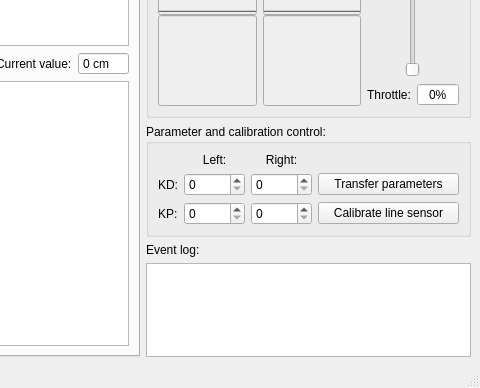
Flooten/mazetercontrol, file forms/mainwindow.ui: the form before one commit; both pictures show x 600 to 1080 and y 312 to 700 of the 1080 by 700 pixel window.
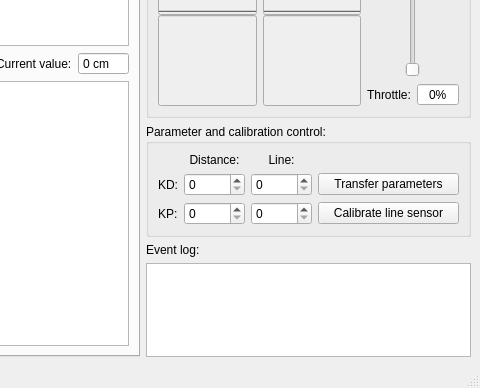
The form after the commit. Icons and pictures are not drawn.

Commit message: Changes to allow new commandtable codes. Parameters now specify line or distance sensors instead of left and right

What changed in the file:
```diff
--- a/forms/mainwindow.ui
+++ b/forms/mainwindow.ui
@@ -812,7 +812,7 @@
            <item row="0" column="1">
             <widget class="QLabel" name="label">
              <property name="text">
-              <string>Left:</string>
+              <string>Distance:</string>
              </property>
              <property name="alignment">
               <set>Qt::AlignCenter</set>
@@ -851,7 +851,7 @@
            <item row="0" column="2">
             <widget class="QLabel" name="label_2">
              <property name="text">
-              <string>Right:</string>
+              <string>Line:</string>
              </property>
              <property name="alignment">
               <set>Qt::AlignCenter</set>
```
Left out of the diff: 10 changed lines with no effect on the pictures. The commit also changes 4 other files.
